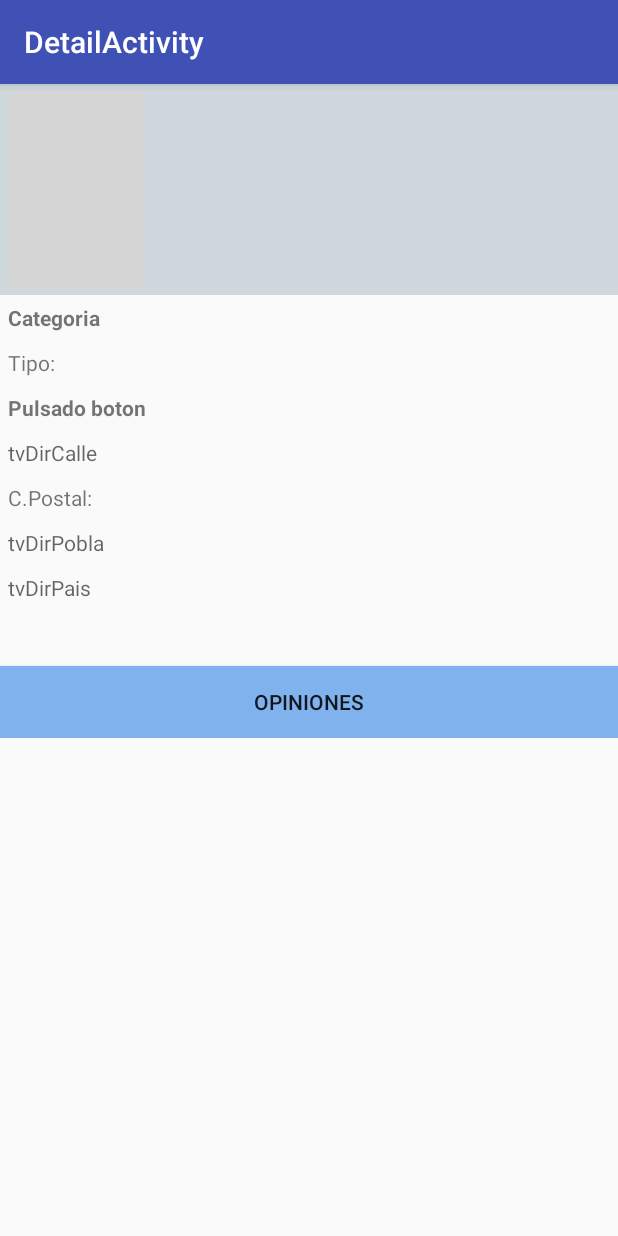
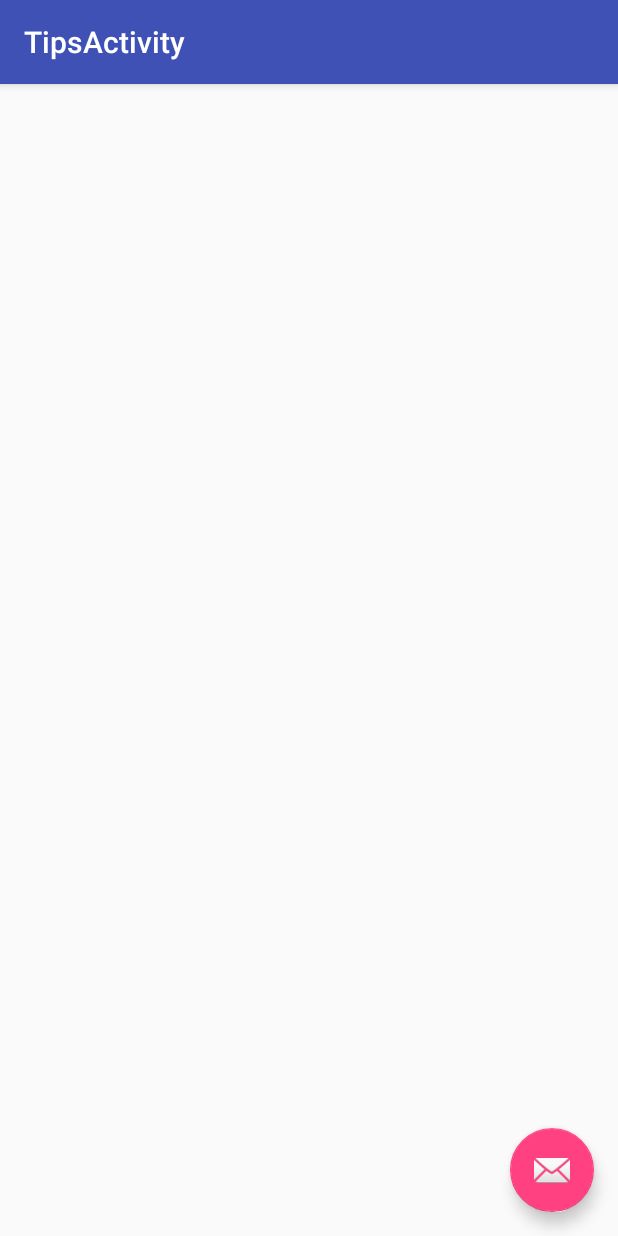
Before and after one commit to vstjga/gicsMobileSQR, an Android app: the DetailActivity screen opened directly, with no data from a screen before it, after a tap on "OPINIONES", on a phone screen of 412 x 824 dp. Run offline under Robolectric (Android 15) with nearby library versions, the phone set to English and light mode, and no system bars; our stand-ins replace Picasso; pictures from the network do not load; 12 statements that could not run were skipped; grey boxes are pictures that could not be loaded.

Commit message:
Pantallas base para comentarios

```diff
--- a/app/src/main/AndroidManifest.xml
+++ b/app/src/main/AndroidManifest.xml
@@ -33,6 +33,11 @@
             android:label="@string/title_activity_detail"
             android:theme="@style/AppTheme.NoActionBar" >
         </activity>
+        <activity
+            android:name=".TipsActivity"
+            android:label="@string/title_activity_tips"
+            android:theme="@style/AppTheme.NoActionBar" >
+        </activity>
     </application>
 
 </manifest>
--- a/app/src/main/java/com/proyectodam/gicsmobile/DetailActivity.java
+++ b/app/src/main/java/com/proyectodam/gicsmobile/DetailActivity.java
@@ -1,5 +1,6 @@
 package com.proyectodam.gicsmobile;
 
+import android.content.Intent;
 import android.os.Bundle;
 import android.support.v7.app.AppCompatActivity;
 import android.support.v7.widget.Toolbar;
@@ -82,5 +83,7 @@ public class DetailActivity extends AppCompatActivity {
     public void verComentarios(View view) {
         TextView DirTitul = (TextView) findViewById(R.id.tvDirTitul);
         DirTitul.setText("Pulsado boton");
+        Intent i = new Intent(this, TipsActivity.class);
+        startActivity(i);
     }
 }
--- /dev/null
+++ b/app/src/main/java/com/proyectodam/gicsmobile/TipsActivity.java
@@ -0,0 +1,31 @@
+package com.proyectodam.gicsmobile;
+
+import android.os.Bundle;
+import android.support.design.widget.FloatingActionButton;
+import android.support.design.widget.Snackbar;
+import android.support.v7.app.AppCompatActivity;
+import android.support.v7.widget.Toolbar;
+import android.view.View;
+
+import com.proyectodam.gicsmobile.R;
+
+public class TipsActivity extends AppCompatActivity {
+
+    @Override
+    protected void onCreate(Bundle savedInstanceState) {
+        super.onCreate(savedInstanceState);
+        setContentView(R.layout.activity_tips);
+        Toolbar toolbar = (Toolbar) findViewById(R.id.toolbar);
+        setSupportActionBar(toolbar);
+
+        FloatingActionButton fab = (FloatingActionButton) findViewById(R.id.fab);
+        fab.setOnClickListener(new View.OnClickListener() {
+            @Override
+            public void onClick(View view) {
+                Snackbar.make(view, "Replace with your own action", Snackbar.LENGTH_LONG)
+                        .setAction("Action", null).show();
+            }
+        });
+    }
+
+}
--- /dev/null
+++ b/app/src/main/java/com/proyectodam/gicsmobile/TipsActivityFragment.java
@@ -0,0 +1,24 @@
+package com.proyectodam.gicsmobile;
+
+import android.support.v4.app.Fragment;
+import android.os.Bundle;
+import android.view.LayoutInflater;
+import android.view.View;
+import android.view.ViewGroup;
+
+import com.proyectodam.gicsmobile.R;
+
+/**
+ * A placeholder fragment containing a simple view.
+ */
+public class TipsActivityFragment extends Fragment {
+
+    public TipsActivityFragment() {
+    }
+
+    @Override
+    public View onCreateView(LayoutInflater inflater, ViewGroup container,
+                             Bundle savedInstanceState) {
+        return inflater.inflate(R.layout.fragment_tips, container, false);
+    }
+}
--- /dev/null
+++ b/app/src/main/res/layout/activity_tips.xml
@@ -0,0 +1,25 @@
+<?xml version="1.0" encoding="utf-8"?>
+<android.support.design.widget.CoordinatorLayout
+    xmlns:android="http://schemas.android.com/apk/res/android"
+    xmlns:app="http://schemas.android.com/apk/res-auto"
+    xmlns:tools="http://schemas.android.com/tools" android:layout_width="match_parent"
+    android:layout_height="match_parent" android:fitsSystemWindows="true"
+    tools:context="com.proyectodam.gicsmobile.TipsActivity">
+
+    <android.support.design.widget.AppBarLayout android:layout_height="wrap_content"
+        android:layout_width="match_parent" android:theme="@style/AppTheme.AppBarOverlay">
+
+        <android.support.v7.widget.Toolbar android:id="@+id/toolbar"
+            android:layout_width="match_parent" android:layout_height="?attr/actionBarSize"
+            android:background="?attr/colorPrimary" app:popupTheme="@style/AppTheme.PopupOverlay" />
+
+    </android.support.design.widget.AppBarLayout>
+
+    <include layout="@layout/content_tips" />
+
+    <android.support.design.widget.FloatingActionButton android:id="@+id/fab"
+        android:layout_width="wrap_content" android:layout_height="wrap_content"
+        android:layout_gravity="bottom|end" android:layout_margin="@dimen/fab_margin"
+        android:src="@android:drawable/ic_dialog_email" />
+
+</android.support.design.widget.CoordinatorLayout>
--- /dev/null
+++ b/app/src/main/res/layout/fragment_tips.xml
@@ -0,0 +1,10 @@
+<RelativeLayout xmlns:android="http://schemas.android.com/apk/res/android"
+    xmlns:tools="http://schemas.android.com/tools" android:layout_width="match_parent"
+    android:layout_height="match_parent" android:paddingLeft="@dimen/activity_horizontal_margin"
+    android:paddingRight="@dimen/activity_horizontal_margin"
+    android:paddingTop="@dimen/activity_vertical_margin"
+    android:paddingBottom="@dimen/activity_vertical_margin" tools:showIn="@layout/activity_tips"
+    tools:context="com.proyectodam.gicsmobile.TipsActivityFragment">
+
+
+</RelativeLayout>
--- a/app/src/main/res/values/strings.xml
+++ b/app/src/main/res/values/strings.xml
@@ -52,4 +52,5 @@
 
     <string name="pref_title_vibrate">Vibrate</string>
     <string name="title_activity_detail">DetailActivity</string>
+    <string name="title_activity_tips">TipsActivity</string>
 </resources>
```
Also changed, not shown: app/src/main/res/layout/content_tips.xml (added, +7 -0 lines), app/src/main/res/menu/menu_tips.xml (added, +7 -0 lines), 1 other file.
